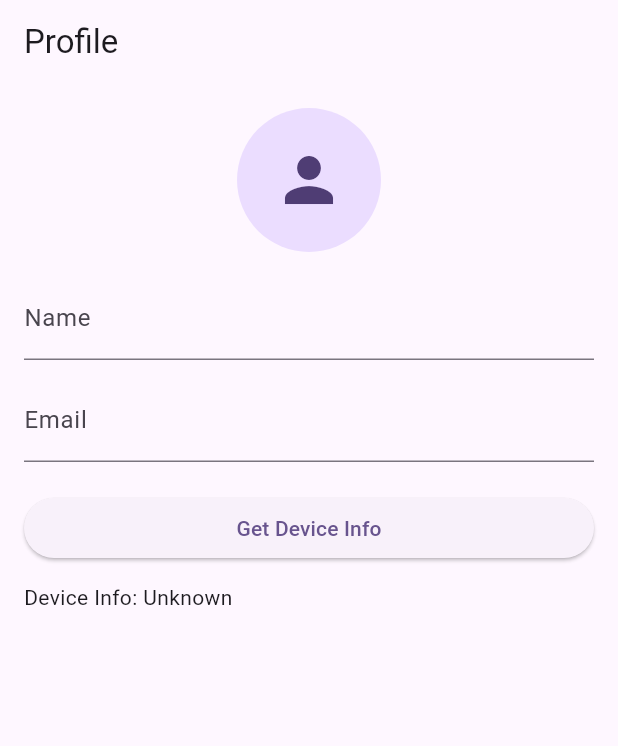
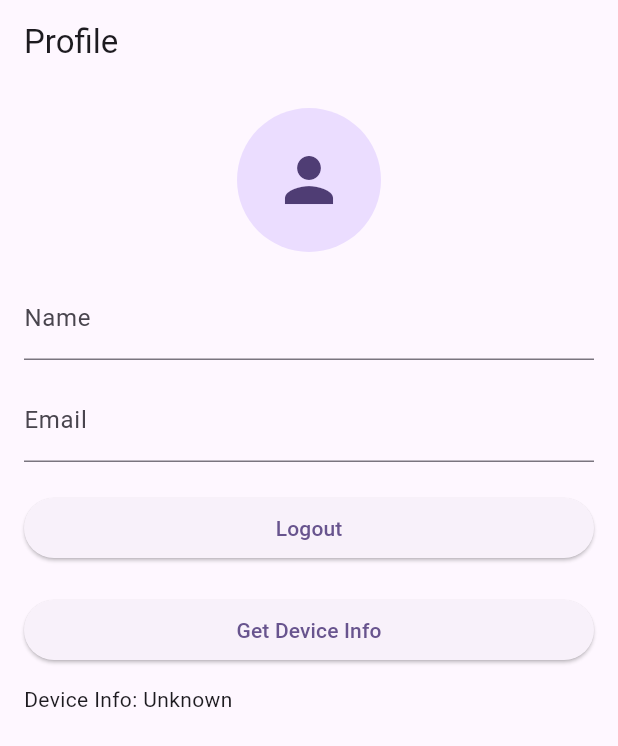
Before and after one commit to olaemma-ui/tezda, a Flutter app: the ProfileScreen screen opened by its route, on a phone screen of 412 x 824 dp. Shown: the top 746 px of the screen. Run offline on Flutter 3.47's test engine with Material 3 defaults, Android fonts, the phone set to English and light mode, and no system bars; our stand-ins replace cached_network_image, dartz, dio, flutter_riverpod, flutter_svg, freezed_annotation and 8 more; accounts and stored records are empty.

Commit message:
device info swift

```diff
--- a/lib/core/states/auth/auth_controller.dart
+++ b/lib/core/states/auth/auth_controller.dart
@@ -25,7 +25,7 @@ class AuthController extends StateNotifier<AuthState> {
 
     _log.d('checkAuth → token=$token profile=$profile');
 
-    // ➋ OPTIONAL ‑ check token expiry if it’s a JWT
+    // ➋ OPTIONAL ‑ check token expiry if it's a JWT
     final isValid = token != null && !_isTokenExpired(token);
 
     state = isValid && profile != null
@@ -68,4 +68,12 @@ class AuthController extends StateNotifier<AuthState> {
     await LocalStorageManager.clearAll();
     state = const AuthState.unauthenticated();
   }
+
+  /// Logout and clear all routes - this will automatically redirect to login
+  /// due to the auth guard in the router
+  Future<void> logoutAndClearRoutes() async {
+    _log.d('logoutAndClearRoutes → clearing auth state and storage');
+    await logout();
+    // The auth guard will automatically redirect to login
+  }
 }
--- a/lib/presentation/pages/profile/profile.dart
+++ b/lib/presentation/pages/profile/profile.dart
@@ -1,9 +1,10 @@
 import 'package:flutter/material.dart';
 import 'package:flutter/services.dart';
 import 'package:flutter_riverpod/flutter_riverpod.dart';
+import 'package:go_router/go_router.dart';
+import 'package:tezda/core/enums/app_routes_enum.dart';
 
 import 'controller/profile_controller.dart';
-
 
 class ProfileScreen extends ConsumerStatefulWidget {
   const ProfileScreen({super.key});
@@ -61,9 +62,8 @@ Future<void> _getDeviceInfo() async {
           Center(
             child: CircleAvatar(
               radius: 48,
-              backgroundImage: profile.image.isNotEmpty
-                  ? NetworkImage(profile.image)
-                  : null,
+              backgroundImage:
+                  profile.image.isNotEmpty ? NetworkImage(profile.image) : null,
               child: profile.image.isEmpty
                   ? const Icon(Icons.person, size: 48)
                   : null,
@@ -83,6 +83,14 @@ Future<void> _getDeviceInfo() async {
           ),
           const SizedBox(height: 20),
           ElevatedButton(
+            onPressed: () {
+              ref.read(profileProvider.notifier).clearProfile();
+              context.pushReplacement(AppRoute.login.path);
+            },
+            child: const Text('Logout'),
+          ),
+          const SizedBox(height: 20),
+          ElevatedButton(
             onPressed: _getDeviceInfo,
             child: const Text('Get Device Info'),
           ),
```
Also changed, not shown: lib/presentation/pages/profile/controller/profile_controller.dart (+14 -2 lines), 1 other file. Lines whose indentation alone changed are shown as unchanged.
